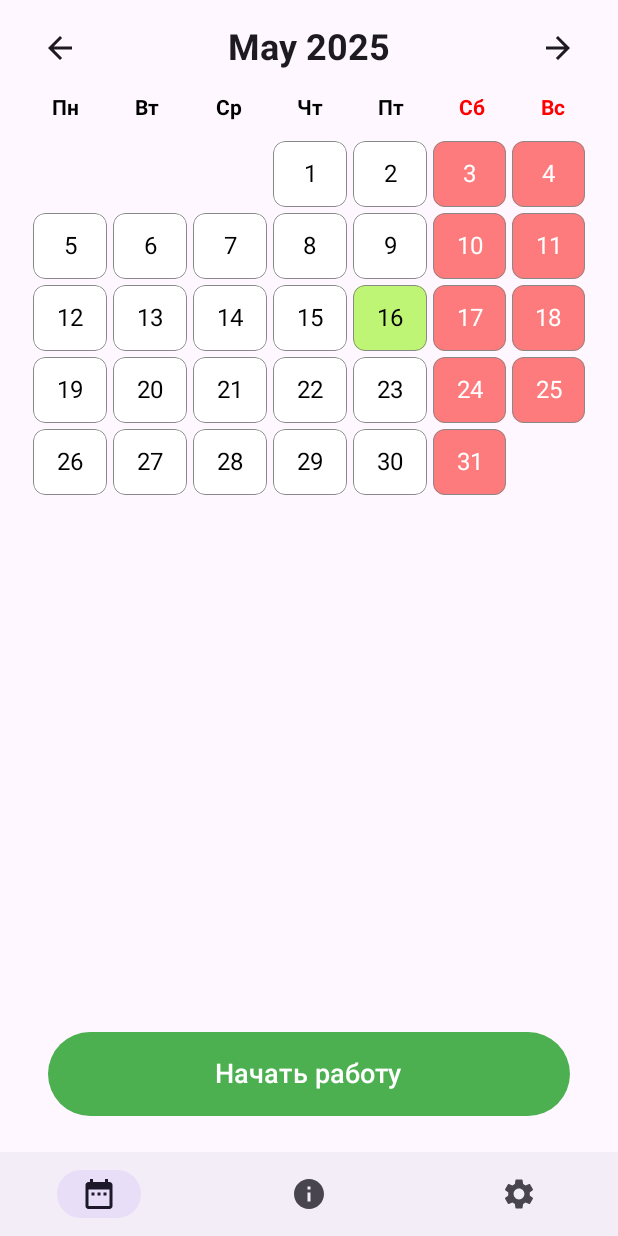
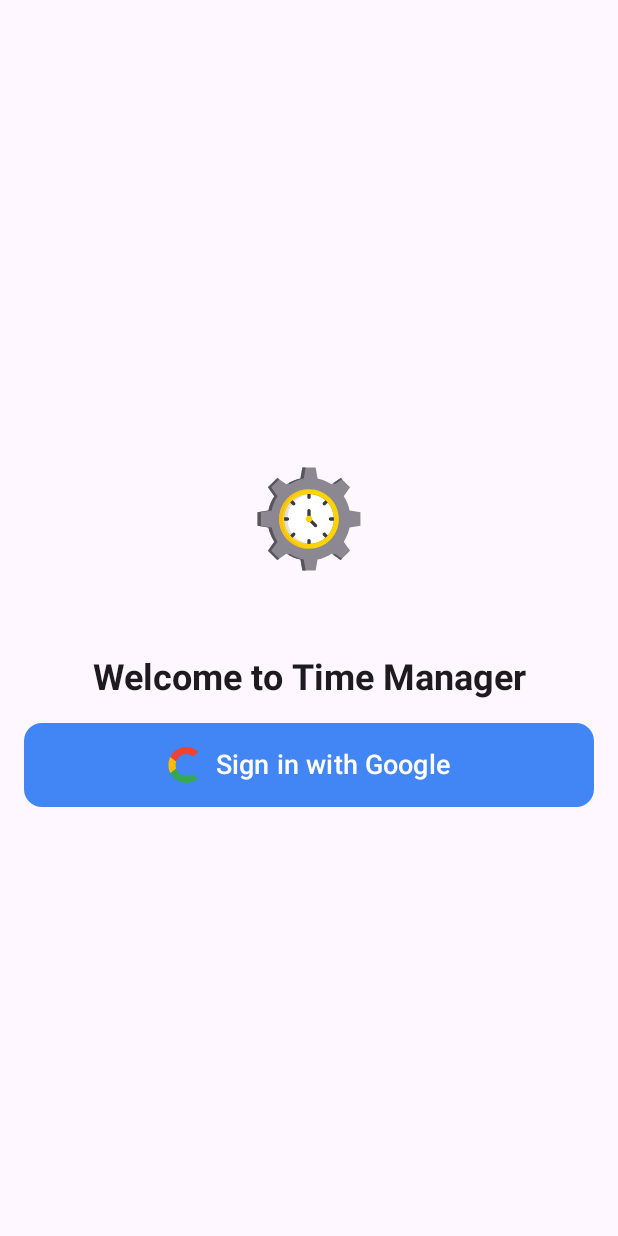
Before and after one commit to Bphoenix134/TimekeepingForJob, an Android app built with Jetpack Compose: the screen it shows after launch (MainActivity), on a phone screen of 412 x 824 dp. Run offline under Robolectric (Android 15) with nearby library versions, the phone set to English and light mode, and no system bars; our stand-ins replace Dagger/Hilt's generated code, Room's generated code.

Commit message:
Start to work with Google account

```diff
--- a/app/build.gradle.kts
+++ b/app/build.gradle.kts
@@ -13,7 +13,7 @@ android {
     defaultConfig {
         applicationId = "com.example.timemanagerforjob"
         minSdk = 24
-        targetSdk = 34
+        targetSdk = 35
         versionCode = 1
         versionName = "1.0"
 
@@ -92,4 +92,6 @@ dependencies {
     implementation(libs.androidx.core)
     implementation(libs.androidx.work.runtime)
     implementation(libs.jexcelapi)
+    implementation(libs.google.services)
+    implementation(libs.play.services.auth)
 }
--- a/app/src/main/AndroidManifest.xml
+++ b/app/src/main/AndroidManifest.xml
@@ -4,7 +4,7 @@
 
     <uses-permission android:name="android.permission.FOREGROUND_SERVICE" />
     <uses-permission android:name="android.permission.POST_NOTIFICATIONS" />
-    <uses-permission android:name="android.permission.WRITE_EXTERNAL_STORAGE" />
+    <uses-permission android:name="android.permission.INTERNET" />
 
     <application
         android:name=".MyApplication"
--- a/app/src/main/java/com/example/timemanagerforjob/auth/AuthScreen.kt
+++ b/app/src/main/java/com/example/timemanagerforjob/auth/AuthScreen.kt
@@ -1 +1,120 @@
 package com.example.timemanagerforjob.auth
+
+import android.content.Intent
+import android.util.Log
+import androidx.activity.compose.ManagedActivityResultLauncher
+import androidx.activity.compose.rememberLauncherForActivityResult
+import androidx.activity.result.ActivityResult
+import androidx.activity.result.contract.ActivityResultContracts
+import androidx.compose.foundation.Image
+import androidx.compose.foundation.layout.*
+import androidx.compose.material3.*
+import androidx.compose.runtime.Composable
+import androidx.compose.runtime.LaunchedEffect
+import androidx.compose.runtime.collectAsState
+import androidx.compose.runtime.remember
+import androidx.compose.ui.Alignment
+import androidx.compose.ui.Modifier
+import androidx.compose.ui.graphics.Color
+import androidx.compose.ui.res.painterResource
+import androidx.compose.ui.text.font.FontWeight
+import androidx.compose.ui.unit.dp
+import androidx.compose.ui.unit.sp
+import androidx.hilt.navigation.compose.hiltViewModel
+import com.example.timemanagerforjob.R
+
+@Composable
+fun AuthScreen(
+    onAuthenticated: () -> Unit,
+    viewModel: AuthViewModel = hiltViewModel()
+) {
+    val uiState = viewModel.uiState.collectAsState().value
+    val snackbarHostState = remember { SnackbarHostState() }
+
+    val launcher: ManagedActivityResultLauncher<Intent, ActivityResult> =
+        rememberLauncherForActivityResult(ActivityResultContracts.StartActivityForResult()) { result ->
+            Log.d("AuthScreen", "Sign-in result received: $result")
+            viewModel.handleSignInResult(result.data)
+        }
+
+    Log.d("AuthScreen", "Current uiState: $uiState")
+
+    LaunchedEffect(uiState.signInIntent) {
+        uiState.signInIntent?.let {
+            Log.d("AuthScreen", "Launching sign-in intent")
+            launcher.launch(it)
+            viewModel.clearSignInIntent()
+        }
+    }
+
+    LaunchedEffect(uiState.isAuthenticated) {
+        if (uiState.isAuthenticated) {
+            onAuthenticated()
+        }
+    }
+
+    LaunchedEffect(uiState.errorMessage) {
+        uiState.errorMessage?.let {
+            snackbarHostState.showSnackbar(it)
+            viewModel.clearError()
+        }
+    }
+
+    Scaffold(
+        snackbarHost = { SnackbarHost(snackbarHostState) }
+    ) { padding ->
+        Column(
+            modifier = Modifier
+                .fillMaxSize()
+                .padding(padding)
+                .padding(16.dp),
+            verticalArrangement = Arrangement.Center,
+            horizontalAlignment = Alignment.CenterHorizontally
+        ) {
+            Image(
+                painter = painterResource(id = R.drawable.ic_launcher_foreground),
+                contentDescription = "App Logo",
+                modifier = Modifier.size(120.dp)
+            )
+            Spacer(modifier = Modifier.height(32.dp))
+            Text(
+                text = "Welcome to Time Manager",
+                fontSize = 24.sp,
+                fontWeight = FontWeight.Bold
+            )
+            Spacer(modifier = Modifier.height(16.dp))
+            Button(
+                onClick = { viewModel.startSignIn() },
+                modifier = Modifier
+                    .fillMaxWidth()
+                    .height(56.dp),
+                shape = MaterialTheme.shapes.medium,
+                colors = ButtonDefaults.buttonColors(
+                    containerColor = Color(0xFF4285F4)
+                ),
+                enabled = !uiState.isLoading
+            ) {
+                Row(
+                    verticalAlignment = Alignment.CenterVertically,
+                    horizontalArrangement = Arrangement.Center
+                ) {
+                    Image(
+                        painter = painterResource(id = R.drawable.ic_google),
+                        contentDescription = "Google Logo",
+                        modifier = Modifier.size(24.dp)
+                    )
+                    Spacer(modifier = Modifier.width(8.dp))
+                    Text(
+                        text = "Sign in with Google",
+                        color = Color.White,
+                        fontSize = 18.sp
+                    )
+                }
+            }
+            if (uiState.isLoading) {
+                Spacer(modifier = Modifier.height(16.dp))
+                CircularProgressIndicator()
+            }
+        }
+    }
+}
--- a/app/src/main/java/com/example/timemanagerforjob/auth/AuthUiState.kt
+++ b/app/src/main/java/com/example/timemanagerforjob/auth/AuthUiState.kt
@@ -1 +1,12 @@
 package com.example.timemanagerforjob.auth
+
+import android.content.Intent
+import com.google.android.gms.auth.api.signin.GoogleSignInAccount
+
+data class AuthUiState(
+    val isAuthenticated: Boolean = false,
+    val user: GoogleSignInAccount? = null,
+    val isLoading: Boolean = false,
+    val errorMessage: String? = null,
+    val signInIntent: Intent? = null
+)
--- a/app/src/main/java/com/example/timemanagerforjob/auth/AuthViewModel.kt
+++ b/app/src/main/java/com/example/timemanagerforjob/auth/AuthViewModel.kt
@@ -1 +1,82 @@
 package com.example.timemanagerforjob.auth
+
+import android.content.Intent
+import android.util.Log
+import androidx.lifecycle.ViewModel
+import androidx.lifecycle.viewModelScope
+import com.google.android.gms.auth.api.signin.GoogleSignInAccount
+import com.example.timemanagerforjob.domain.model.Result
+import com.google.android.gms.common.api.ApiException
+import dagger.hilt.android.lifecycle.HiltViewModel
+import kotlinx.coroutines.flow.MutableStateFlow
+import kotlinx.coroutines.flow.StateFlow
+import kotlinx.coroutines.flow.asStateFlow
+import kotlinx.coroutines.launch
+import javax.inject.Inject
+
+@HiltViewModel
+class AuthViewModel @Inject constructor(
+    private val authRepository: AuthRepository
+) : ViewModel() {
+
+    private val _uiState = MutableStateFlow(AuthUiState())
+    val uiState: StateFlow<AuthUiState> = _uiState.asStateFlow()
+
+    init {
+        checkCurrentUser()
+    }
+
+    private fun checkCurrentUser() {
+        val currentUser = authRepository.getCurrentUser()
+        Log.d("AuthViewModel", "checkCurrentUser: currentUser = $currentUser")
+        _uiState.value = AuthUiState(isAuthenticated = currentUser != null, user = currentUser)
+    }
+
+    fun startSignIn() {
+        Log.d("AuthViewModel", "Starting sign-in process (mocked)")
+        _uiState.value = _uiState.value.copy(isLoading = true, errorMessage = null)
+        viewModelScope.launch {
+            _uiState.value = AuthUiState(
+                isAuthenticated = true,
+                user = null,
+                isLoading = false
+            )
+        }
+    }
+
+    fun handleSignInResult(data: Intent?) {
+        viewModelScope.launch {
+            Log.d("AuthViewModel", "Handling sign-in result, data: $data")
+            when (val result = authRepository.handleSignInResult(data)) {
+                is Result.Success -> {
+                    Log.d("AuthViewModel", "Sign-in successful: ${result.value.email}")
+                    _uiState.value = AuthUiState(
+                        isAuthenticated = true,
+                        user = result.value,
+                        isLoading = false
+                    )
+                }
+                is Result.Failure -> {
+                    Log.e("AuthViewModel", "Sign-in failed", result.exception)
+                    val errorMessage = when (result.exception) {
+                        is ApiException -> "Google Sign-In failed: ${result.exception.statusCode}"
+                        else -> "Sign-in failed: ${result.exception.message}"
+                    }
+                    _uiState.value = AuthUiState(
+                        isAuthenticated = false,
+                        errorMessage = errorMessage,
+                        isLoading = false
+                    )
+                }
+            }
+        }
+    }
+
+    fun clearError() {
+        _uiState.value = _uiState.value.copy(errorMessage = null)
+    }
+
+    fun clearSignInIntent() {
+        _uiState.value = _uiState.value.copy(signInIntent = null)
+    }
+}
--- a/app/src/main/java/com/example/timemanagerforjob/data/local/dao/TimeReportDao.kt
+++ b/app/src/main/java/com/example/timemanagerforjob/data/local/dao/TimeReportDao.kt
@@ -1,6 +1,5 @@
 package com.example.timemanagerforjob.data.local.dao
 
-import android.util.Log
 import androidx.room.Dao
 import androidx.room.Insert
 import androidx.room.OnConflictStrategy
--- a/app/src/main/java/com/example/timemanagerforjob/di/AppModule.kt
+++ b/app/src/main/java/com/example/timemanagerforjob/di/AppModule.kt
@@ -5,6 +5,7 @@ import android.content.Context
 import android.os.Build
 import androidx.annotation.RequiresApi
 import androidx.room.Room
+import com.example.timemanagerforjob.auth.AuthRepository
 import com.example.timemanagerforjob.data.local.dao.SelectedDayDao
 import com.example.timemanagerforjob.data.local.dao.TimeReportDao
 import com.example.timemanagerforjob.data.local.database.AppDatabase
@@ -21,12 +22,11 @@ import com.example.timemanagerforjob.utils.preferences.AppPreferences
 import dagger.Module
 import dagger.Provides
 import dagger.hilt.InstallIn
+import dagger.hilt.android.qualifiers.ApplicationContext
 import dagger.hilt.components.SingletonComponent
 import javax.inject.Singleton
 
-@Module
-@InstallIn(SingletonComponent::class)
-object AppModule {
+@Module @InstallIn(SingletonComponent::class) object AppModule {
 
     @Provides
     @Singleton
@@ -77,8 +77,8 @@ object AppModule {
 
     @Provides
     @Singleton
-    fun provideAppPreferences(app: Application): AppPreferences {
-        return AppPreferences(app)
+    fun provideAppPreferences(@ApplicationContext context: Context): AppPreferences {
+        return AppPreferences(context)
     }
 
     @Provides
@@ -87,11 +87,18 @@ object AppModule {
         return app.applicationContext
     }
 
+    @Provides
+    @Singleton
+    fun provideAuthRepository(@ApplicationContext context: Context): AuthRepository {
+        return AuthRepository(context)
+    }
+
     @RequiresApi(Build.VERSION_CODES.O)
     @Provides
     @Singleton
     fun provideWorkViewModel(
         timeReportRepository: TimeReportRepository,
+        timeReportDao: TimeReportDao,
         calendarRepository: CalendarRepository,
         getMonthDataUseCase: GetMonthDataUseCase,
         manageTimeReportUseCase: ManageTimeReportUseCase,
@@ -100,6 +107,7 @@ object AppModule {
     ): WorkViewModel {
         return WorkViewModel(
             timeReportRepository,
+            timeReportDao,
             calendarRepository,
             getMonthDataUseCase,
             manageTimeReportUseCase,
@@ -123,8 +131,10 @@ object AppModule {
     @Provides
     @Singleton
     fun provideSettingsViewModel(
-        appPreferences: AppPreferences
+        appPreferences: AppPreferences,
+        authRepository: AuthRepository
     ): SettingsViewModel {
-        return SettingsViewModel(appPreferences)
+        return SettingsViewModel(appPreferences, authRepository)
     }
+
 }
--- a/app/src/main/java/com/example/timemanagerforjob/presentation/main/MainActivity.kt
+++ b/app/src/main/java/com/example/timemanagerforjob/presentation/main/MainActivity.kt
@@ -6,10 +6,13 @@ import androidx.activity.ComponentActivity
 import androidx.activity.compose.setContent
 import androidx.annotation.RequiresApi
 import androidx.compose.runtime.Composable
+import androidx.compose.runtime.collectAsState
+import androidx.hilt.navigation.compose.hiltViewModel
 import androidx.navigation.compose.NavHost
 import androidx.navigation.compose.composable
 import androidx.navigation.compose.rememberNavController
-import com.example.timemanagerforjob.presentation.navigation.BottomNavigationBar
+import com.example.timemanagerforjob.auth.AuthScreen
+import com.example.timemanagerforjob.auth.AuthViewModel
 import com.example.timemanagerforjob.presentation.settings.SettingsScreen
 import com.example.timemanagerforjob.presentation.statistics.StatisticsScreen
 import com.example.timemanagerforjob.presentation.work.WorkScreenContainer
@@ -47,7 +50,18 @@ class MainActivity : ComponentActivity() {
 @RequiresApi(Build.VERSION_CODES.O)
 @Composable
 fun AppNavigation(navController: androidx.navigation.NavHostController) {
-    NavHost(navController = navController, startDestination = "calendar") {
+    val authViewModel: AuthViewModel = hiltViewModel()
+    val isAuthenticated = authViewModel.uiState.collectAsState().value.isAuthenticated
+
+    NavHost(
+        navController = navController,
+        startDestination = if (isAuthenticated) "calendar" else "auth"
+    ) {
+        composable("auth") {
+            AuthScreen(
+                onAuthenticated = { navController.navigate("calendar") { popUpTo("auth") { inclusive = true } } }
+            )
+        }
         composable("calendar") {
             WorkScreenContainer(
                 onNavigateToStatistics = { navController.navigate("statistics") },
--- a/app/src/main/java/com/example/timemanagerforjob/presentation/statistics/StatisticsScreen.kt
+++ b/app/src/main/java/com/example/timemanagerforjob/presentation/statistics/StatisticsScreen.kt
@@ -68,7 +68,6 @@ fun StatisticsScreen(
     val snackbarHostState = remember { SnackbarHostState() }
     val context = LocalContext.current
 
-    // Permission handling for WRITE_EXTERNAL_STORAGE
     val storagePermissionState = if (Build.VERSION.SDK_INT < Build.VERSION_CODES.Q) {
         rememberPermissionState(Manifest.permission.WRITE_EXTERNAL_STORAGE)
     } else {
@@ -121,7 +120,7 @@ fun StatisticsScreen(
                         if (storagePermissionState?.status?.isGranted == false) {
                             storagePermissionState.launchPermissionRequest()
                         } else {
-                            viewModel.exportToExcel(context) // Use captured context
+                            viewModel.exportToExcel(context)
                         }
                     },
                     modifier = Modifier.semantics { contentDescription = "Export to Excel" }
@@ -134,7 +133,6 @@ fun StatisticsScreen(
                 }
             }
 
-            // Mode selection buttons
             Row(
                 modifier = Modifier
                     .fillMaxWidth()
--- a/app/src/main/res/values/strings.xml
+++ b/app/src/main/res/values/strings.xml
@@ -1,3 +1,5 @@
+<?xml version="1.0" encoding="utf-8"?>
 <resources>
     <string name="app_name">Timekeeping For Job</string>
+    <string name="web_client_id">ВАШ_WEB_CLIENT_ID</string>
 </resources>
```
Also changed, not shown: app/src/main/java/com/example/timemanagerforjob/auth/AuthRepository.kt (+62 -0 lines), app/src/main/java/com/example/timemanagerforjob/presentation/navigation/AppNavigation.kt (+11 -0 lines), app/src/main/java/com/example/timemanagerforjob/presentation/settings/SettingsScreen.kt (+36 -52 lines), app/src/main/java/com/example/timemanagerforjob/presentation/settings/SettingsViewModel.kt (+33 -60 lines), app/src/main/java/com/example/timemanagerforjob/presentation/work/WorkViewModel.kt (+71 -0 lines), app/src/main/java/com/example/timemanagerforjob/utils/preferences/AppPreferences.kt (+26 -12 lines), gradle/libs.versions.toml (+9 -5 lines).
